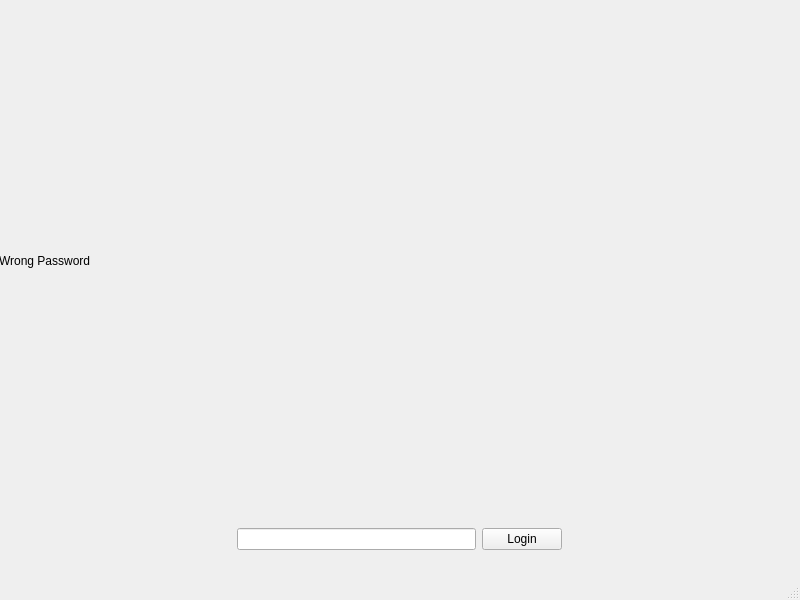
The window that src/ui/mainwindow.ui (LucidityDesign/passwordManager) describes before a commit, drawn with Qt 5.
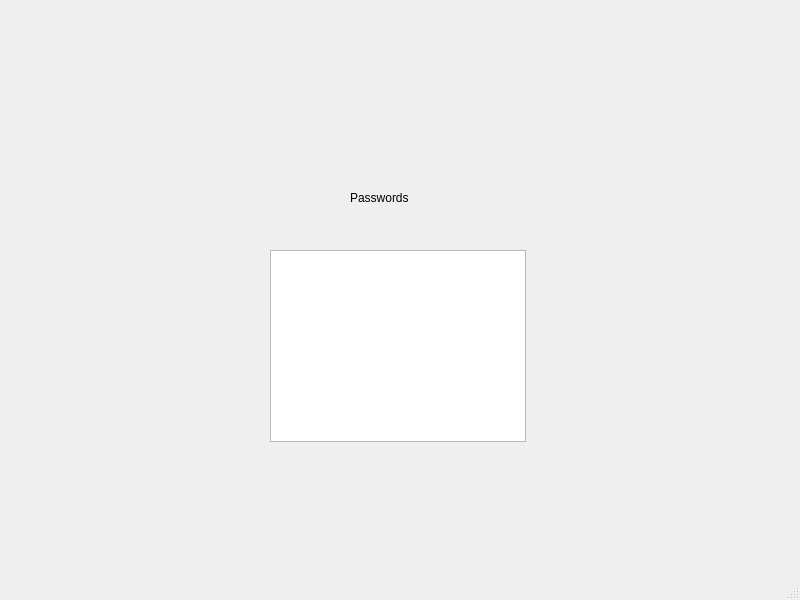
The same window after the commit. The open tabs and pages were chosen to show the change. Icons and pictures are not drawn.

```diff
--- a/src/ui/mainwindow.ui
+++ b/src/ui/mainwindow.ui
@@ -14,11 +14,21 @@
    <string>MainWindow</string>
   </property>
   <widget class="QWidget" name="centralwidget">
+   <widget class="QStackedWidget" name="stackedWidget">
+    <property name="geometry">
+     <rect>
+      <x>0</x>
+      <y>0</y>
+      <width>791</width>
+      <height>551</height>
+     </rect>
+    </property>
+    <widget class="QWidget" name="page">
    <widget class="QWidget" name="verticalLayoutWidget">
     <property name="geometry">
      <rect>
-      <x>-1</x>
-      <y>-1</y>
+        <x>0</x>
+        <y>0</y>
       <width>801</width>
       <height>551</height>
      </rect>
@@ -96,8 +106,33 @@
       </layout>
      </item>
     </layout>
-    <zorder>horizontalLayoutWidget</zorder>
-    <zorder>label</zorder>
+     </widget>
+    </widget>
+    <widget class="QWidget" name="page_2">
+     <widget class="QListView" name="listView">
+      <property name="geometry">
+       <rect>
+        <x>270</x>
+        <y>250</y>
+        <width>256</width>
+        <height>192</height>
+       </rect>
+      </property>
+     </widget>
+     <widget class="QLabel" name="label_2">
+      <property name="geometry">
+       <rect>
+        <x>350</x>
+        <y>190</y>
+        <width>91</width>
+        <height>16</height>
+       </rect>
+      </property>
+      <property name="text">
+       <string>Passwords</string>
+      </property>
+     </widget>
+    </widget>
    </widget>
   </widget>
   <widget class="QMenuBar" name="menubar">
```
Left out of the diff: 2 changed lines with no effect on the pictures. Lines whose indentation alone changed are shown as unchanged.
